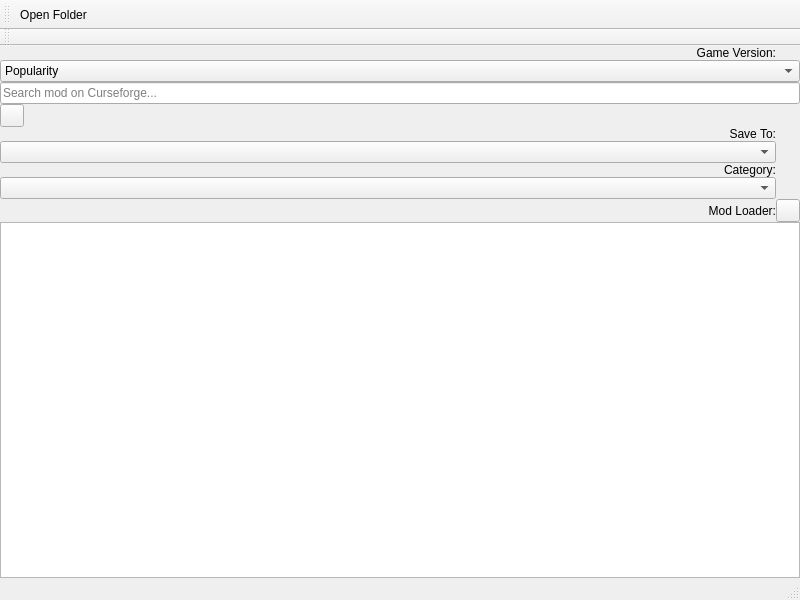
Old version of the form src/ui/curseforge/curseforgemodbrowser.ui in the repository kaniol-lck/modmanager.
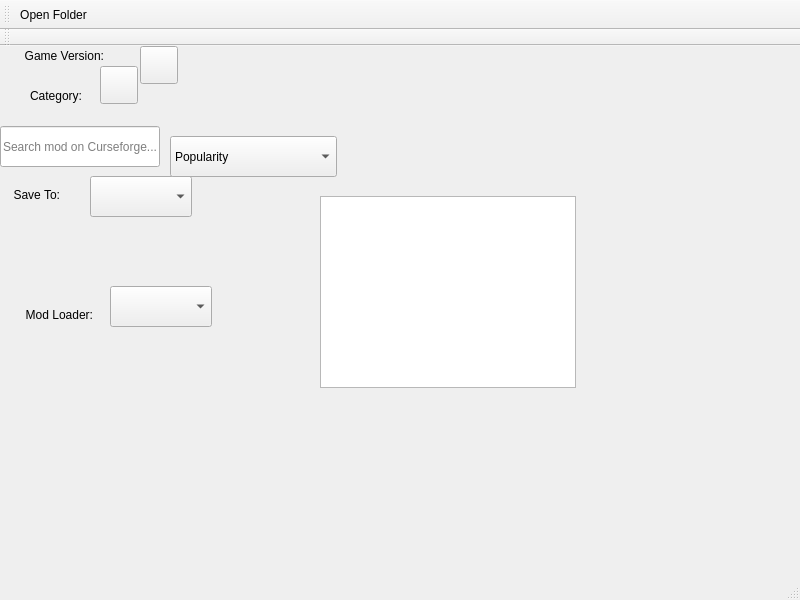
New version of the form. Icons and pictures are not drawn.

```diff
--- a/src/ui/curseforge/curseforgemodbrowser.ui
+++ b/src/ui/curseforge/curseforgemodbrowser.ui
@@ -14,34 +14,177 @@
    <string>MainWindow</string>
   </property>
   <widget class="QWidget" name="centralwidget">
-   <layout class="QGridLayout" name="gridLayout">
-    <property name="leftMargin">
-     <number>0</number>
+   <widget class="QListView" name="modListView">
+    <property name="geometry">
+     <rect>
+      <x>320</x>
+      <y>150</y>
+      <width>256</width>
+      <height>192</height>
+     </rect>
     </property>
-    <property name="topMargin">
-     <number>0</number>
+    <property name="editTriggers">
+     <set>QAbstractItemView::NoEditTriggers</set>
     </property>
-    <property name="rightMargin">
-     <number>0</number>
+    <property name="selectionBehavior">
+     <enum>QAbstractItemView::SelectRows</enum>
     </property>
-    <property name="bottomMargin">
-     <number>0</number>
+    <property name="verticalScrollMode">
+     <enum>QAbstractItemView::ScrollPerPixel</enum>
     </property>
-    <property name="spacing">
-     <number>0</number>
+   </widget>
+   <widget class="QToolButton" name="versionSelectButton">
+    <property name="geometry">
+     <rect>
+      <x>140</x>
+      <y>0</y>
+      <width>38</width>
+      <height>38</height>
+     </rect>
     </property>
-    <item row="0" column="0">
-     <widget class="QLabel" name="label">
       <property name="text">
-       <string>Game Version:</string>
-      </property>
+     <string/>
+    </property>
+    <property name="popupMode">
+     <enum>QToolButton::InstantPopup</enum>
+    </property>
+   </widget>
+   <widget class="QLabel" name="label_3">
+    <property name="geometry">
+     <rect>
+      <x>0</x>
+      <y>259</y>
+      <width>93</width>
+      <height>19</height>
+     </rect>
+    </property>
+    <property name="sizePolicy">
+     <sizepolicy hsizetype="Minimum" vsizetype="Preferred">
+      <horstretch>0</horstretch>
+      <verstretch>0</verstretch>
+     </sizepolicy>
+    </property>
+    <property name="text">
+     <string>Mod Loader:</string>
+    </property>
       <property name="alignment">
        <set>Qt::AlignRight|Qt::AlignTrailing|Qt::AlignVCenter</set>
       </property>
      </widget>
-    </item>
-    <item row="1" column="0" colspan="2">
+   <widget class="QComboBox" name="loaderSelect">
+    <property name="geometry">
+     <rect>
+      <x>110</x>
+      <y>240</y>
+      <width>102</width>
+      <height>41</height>
+     </rect>
+    </property>
+    <property name="sizePolicy">
+     <sizepolicy hsizetype="Expanding" vsizetype="Fixed">
+      <horstretch>0</horstretch>
+      <verstretch>0</verstretch>
+     </sizepolicy>
+    </property>
+   </widget>
+   <widget class="QLabel" name="label_5">
+    <property name="geometry">
+     <rect>
+      <x>10</x>
+      <y>40</y>
+      <width>72</width>
+      <height>19</height>
+     </rect>
+    </property>
+    <property name="text">
+     <string>Category:</string>
+    </property>
+    <property name="alignment">
+     <set>Qt::AlignRight|Qt::AlignTrailing|Qt::AlignVCenter</set>
+    </property>
+   </widget>
+   <widget class="QComboBox" name="downloadPathSelect">
+    <property name="geometry">
+     <rect>
+      <x>90</x>
+      <y>130</y>
+      <width>102</width>
+      <height>41</height>
+     </rect>
+    </property>
+    <property name="sizePolicy">
+     <sizepolicy hsizetype="Expanding" vsizetype="Fixed">
+      <horstretch>0</horstretch>
+      <verstretch>0</verstretch>
+     </sizepolicy>
+    </property>
+   </widget>
+   <widget class="QLabel" name="label_4">
+    <property name="geometry">
+     <rect>
+      <x>0</x>
+      <y>139</y>
+      <width>60</width>
+      <height>19</height>
+     </rect>
+    </property>
+    <property name="sizePolicy">
+     <sizepolicy hsizetype="Minimum" vsizetype="Preferred">
+      <horstretch>0</horstretch>
+      <verstretch>0</verstretch>
+     </sizepolicy>
+    </property>
+    <property name="text">
+     <string>Save To:</string>
+    </property>
+    <property name="alignment">
+     <set>Qt::AlignRight|Qt::AlignTrailing|Qt::AlignVCenter</set>
+    </property>
+   </widget>
+   <widget class="QToolButton" name="categorySelectButton">
+    <property name="geometry">
+     <rect>
+      <x>100</x>
+      <y>20</y>
+      <width>38</width>
+      <height>38</height>
+     </rect>
+    </property>
+    <property name="text">
+     <string/>
+    </property>
+    <property name="popupMode">
+     <enum>QToolButton::InstantPopup</enum>
+    </property>
+    <property name="toolButtonStyle">
+     <enum>Qt::ToolButtonTextBesideIcon</enum>
+    </property>
+   </widget>
+   <widget class="QLineEdit" name="searchText">
+    <property name="geometry">
+     <rect>
+      <x>0</x>
+      <y>80</y>
+      <width>160</width>
+      <height>41</height>
+     </rect>
+    </property>
+    <property name="placeholderText">
+     <string>Search mod on Curseforge...</string>
+    </property>
+    <property name="clearButtonEnabled">
+     <bool>true</bool>
+    </property>
+   </widget>
      <widget class="QComboBox" name="sortSelect">
+    <property name="geometry">
+     <rect>
+      <x>170</x>
+      <y>90</y>
+      <width>167</width>
+      <height>41</height>
+     </rect>
+    </property>
       <item>
        <property name="text">
         <string>Popularity</string>
@@ -78,116 +221,22 @@
        </property>
       </item>
      </widget>
-    </item>
-    <item row="2" column="0" colspan="2">
-     <widget class="QLineEdit" name="searchText">
-      <property name="placeholderText">
-       <string>Search mod on Curseforge...</string>
-      </property>
-      <property name="clearButtonEnabled">
-       <bool>true</bool>
-      </property>
-     </widget>
-    </item>
-    <item row="3" column="0">
-     <widget class="QToolButton" name="categorySelectButton">
+   <widget class="QLabel" name="label">
+    <property name="geometry">
+     <rect>
+      <x>0</x>
+      <y>0</y>
+      <width>104</width>
+      <height>19</height>
+     </rect>
+    </property>
       <property name="text">
-       <string/>
-      </property>
-      <property name="popupMode">
-       <enum>QToolButton::InstantPopup</enum>
-      </property>
-      <property name="toolButtonStyle">
-       <enum>Qt::ToolButtonTextBesideIcon</enum>
-      </property>
-     </widget>
-    </item>
-    <item row="4" column="0">
-     <widget class="QLabel" name="label_4">
-      <property name="sizePolicy">
-       <sizepolicy hsizetype="Minimum" vsizetype="Preferred">
-        <horstretch>0</horstretch>
-        <verstretch>0</verstretch>
-       </sizepolicy>
-      </property>
-      <property name="text">
-       <string>Save To:</string>
-      </property>
+     <string>Game Version:</string>
+    </property>
       <property name="alignment">
        <set>Qt::AlignRight|Qt::AlignTrailing|Qt::AlignVCenter</set>
       </property>
      </widget>
-    </item>
-    <item row="5" column="0">
-     <widget class="QComboBox" name="downloadPathSelect">
-      <property name="sizePolicy">
-       <sizepolicy hsizetype="Expanding" vsizetype="Fixed">
-        <horstretch>0</horstretch>
-        <verstretch>0</verstretch>
-       </sizepolicy>
-      </property>
-     </widget>
-    </item>
-    <item row="6" column="0">
-     <widget class="QLabel" name="label_5">
-      <property name="text">
-       <string>Category:</string>
-      </property>
-      <property name="alignment">
-       <set>Qt::AlignRight|Qt::AlignTrailing|Qt::AlignVCenter</set>
-      </property>
-     </widget>
-    </item>
-    <item row="7" column="0">
-     <widget class="QComboBox" name="loaderSelect">
-      <property name="sizePolicy">
-       <sizepolicy hsizetype="Expanding" vsizetype="Fixed">
-        <horstretch>0</horstretch>
-        <verstretch>0</verstretch>
-       </sizepolicy>
-      </property>
-     </widget>
-    </item>
-    <item row="8" column="0">
-     <widget class="QLabel" name="label_3">
-      <property name="sizePolicy">
-       <sizepolicy hsizetype="Minimum" vsizetype="Preferred">
-        <horstretch>0</horstretch>
-        <verstretch>0</verstretch>
-       </sizepolicy>
-      </property>
-      <property name="text">
-       <string>Mod Loader:</string>
-      </property>
-      <property name="alignment">
-       <set>Qt::AlignRight|Qt::AlignTrailing|Qt::AlignVCenter</set>
-      </property>
-     </widget>
-    </item>
-    <item row="8" column="1">
-     <widget class="QToolButton" name="versionSelectButton">
-      <property name="text">
-       <string/>
-      </property>
-      <property name="popupMode">
-       <enum>QToolButton::InstantPopup</enum>
-      </property>
-     </widget>
-    </item>
-    <item row="9" column="0" colspan="2">
-     <widget class="QListView" name="modListView">
-      <property name="editTriggers">
-       <set>QAbstractItemView::NoEditTriggers</set>
-      </property>
-      <property name="selectionBehavior">
-       <enum>QAbstractItemView::SelectRows</enum>
-      </property>
-      <property name="verticalScrollMode">
-       <enum>QAbstractItemView::ScrollPerPixel</enum>
-      </property>
-     </widget>
-    </item>
-   </layout>
   </widget>
   <widget class="QStatusBar" name="statusbar"/>
   <widget class="QToolBar" name="toolBar">
```
Lines whose indentation alone changed are shown as unchanged.
